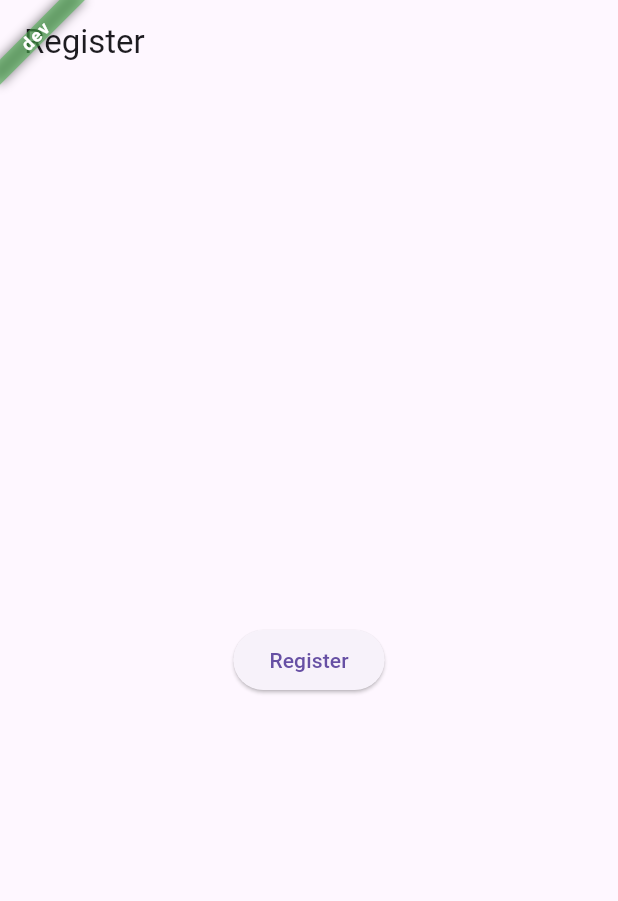
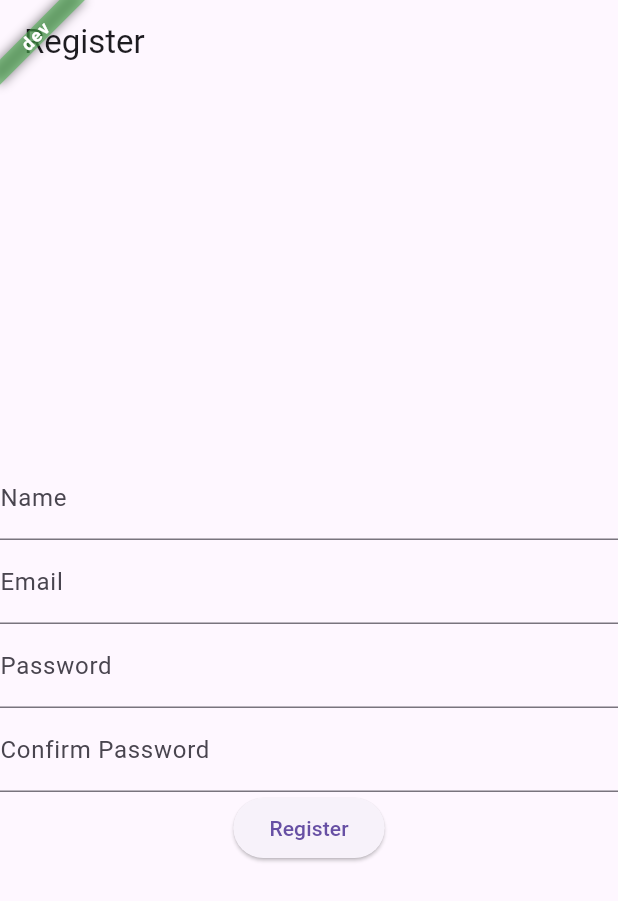
Before and after one commit to abualhamd/nen_project, a Flutter app: the screen it shows after launch, on a phone screen of 412 x 824 dp. Shown: the top 901 px of the screen. Run offline on Flutter 3.47's test engine with Material 3 defaults, Android fonts, the phone set to English and light mode, and no system bars; our stand-ins replace equatable, flutter_bloc, flutter_hooks, fpdart, freezed_annotation, get_it and 1 more.

Commit message:
feat: refactor RegisterScreen to use HookWidget and add form validation

```diff
--- a/lib/presentation/screens/register_screen.dart
+++ b/lib/presentation/screens/register_screen.dart
@@ -1,5 +1,6 @@
 import 'package:flutter/material.dart';
 import 'package:flutter_bloc/flutter_bloc.dart';
+import 'package:flutter_hooks/flutter_hooks.dart';
 import 'package:go_router/go_router.dart';
 import 'package:nen_project/core/inputs/input_register.dart';
 
@@ -12,11 +13,18 @@ import '../blocs.dart'
         RegisterLoadingState,
         RegisterSuccessState;
 
-class RegisterScreen extends StatelessWidget {
+class RegisterScreen extends HookWidget {
   const RegisterScreen({super.key});
 
   @override
   Widget build(BuildContext context) {
+    final nameController = useTextEditingController();
+    final emailController = useTextEditingController();
+    final passwordController = useTextEditingController();
+    final confirmPasswordController = useTextEditingController();
+
+    final formKey = useMemoized(() => GlobalKey<FormState>());
+
     return BlocListener<AuthBloc, AuthState>(
       listener: (context, state) {
         switch (state) {
@@ -30,14 +38,73 @@ class RegisterScreen extends StatelessWidget {
       child: Scaffold(
         appBar: AppBar(title: const Text('Register')),
         body: Center(
-          child: ElevatedButton(
+          child: Form(
+            key: formKey,
+            child: Column(
+              mainAxisAlignment: MainAxisAlignment.center,
+              children: [
+                TextFormField(
+                  controller: nameController,
+                  decoration: const InputDecoration(labelText: 'Name'),
+                  validator: (value) {
+                    if (value == null || value.isEmpty) {
+                      return 'Please enter your name';
+                    }
+                    return null;
+                  },
+                ),
+                TextFormField(
+                  controller: emailController,
+                  decoration: const InputDecoration(labelText: 'Email'),
+                  validator: (value) {
+                    if (value == null || value.isEmpty) {
+                      return 'Please enter your email';
+                    }
+                    return null;
+                  },
+                ),
+                TextFormField(
+                  controller: passwordController,
+                  decoration: const InputDecoration(labelText: 'Password'),
+                  obscureText: true,
+                  validator: (value) {
+                    if (value == null || value.isEmpty) {
+                      return 'Please enter your password';
+                    }
+                    return null;
+                  },
+                ),
+                TextFormField(
+                  controller: confirmPasswordController,
+                  decoration: const InputDecoration(
+                    labelText: 'Confirm Password',
+                  ),
+                  obscureText: true,
+                  validator: (value) {
+                    if (value == null || value.isEmpty) {
+                      return 'Please confirm your password';
+                    }
+                    if (value != passwordController.text) {
+                      return 'Passwords do not match';
+                    }
+                    return null;
+                  },
+                ),
+                ElevatedButton(
                   onPressed: () {
+                    if (!(formKey.currentState?.validate() ?? false)) {
+                      return;
+                    }
+                    if (context.read<AuthBloc>().state
+                        is RegisterLoadingState) {
+                      return;
+                    }
                     context.read<AuthBloc>().add(
                       RegisterEvent(
                         input: InputRegister(
-                    name: "name",
-                    email: "email",
-                    password: "password",
+                          name: nameController.text,
+                          email: emailController.text,
+                          password: passwordController.text,
                         ),
                       ),
                     );
@@ -53,6 +120,9 @@ class RegisterScreen extends StatelessWidget {
                     },
                   ),
                 ),
+              ],
+            ),
+          ),
         ),
       ),
     );
--- a/pubspec.yaml
+++ b/pubspec.yaml
@@ -11,6 +11,7 @@ dependencies:
   flutter:
     sdk: flutter
   flutter_bloc: ^9.1.1
+  flutter_hooks: ^0.21.2
   fpdart: ^1.1.1
   freezed_annotation: ^3.0.0
   get_it: ^8.0.3
```
Also changed, not shown: pubspec.lock. Lines whose indentation alone changed are shown as unchanged.
